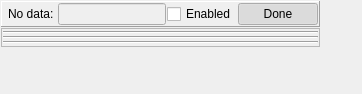
This is Code/Common/Gui/mvdColorDynamicsWidget.ui in orfeotoolbox/OTB as Qt 5 draws it before an edit. The edited form follows.
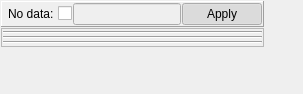
This is the edited form. Custom widgets are drawn as their Qt base class.

Commit message: ENH: Changed layout of no-data widgets; changed text of no-data button to 'Apply'.

What changed in the file:
```diff
--- a/Code/Common/Gui/mvdColorDynamicsWidget.ui
+++ b/Code/Common/Gui/mvdColorDynamicsWidget.ui
@@ -6,7 +6,7 @@
    <rect>
     <x>0</x>
     <y>0</y>
-    <width>362</width>
+    <width>303</width>
     <height>94</height>
    </rect>
   </property>
@@ -60,6 +60,13 @@
         </property>
        </widget>
       </item>
+      <item>
+       <widget class="QCheckBox" name="noDataCheckBox">
+        <property name="text">
+         <string/>
+        </property>
+       </widget>
+      </item>
       <item>
        <widget class="QLineEdit" name="noDataLineEdit">
         <property name="enabled">
@@ -73,20 +80,13 @@
         </property>
        </widget>
       </item>
-      <item>
-       <widget class="QCheckBox" name="noDataCheckBox">
-        <property name="text">
-         <string>Enabled</string>
-        </property>
-       </widget>
-      </item>
       <item>
        <widget class="QPushButton" name="noDataButton">
         <property name="enabled">
          <bool>true</bool>
         </property>
         <property name="text">
-         <string>Done</string>
+         <string>Apply</string>
         </property>
         <property name="checkable">
          <bool>true</bool>
```
The commit also changes 1 other file.
